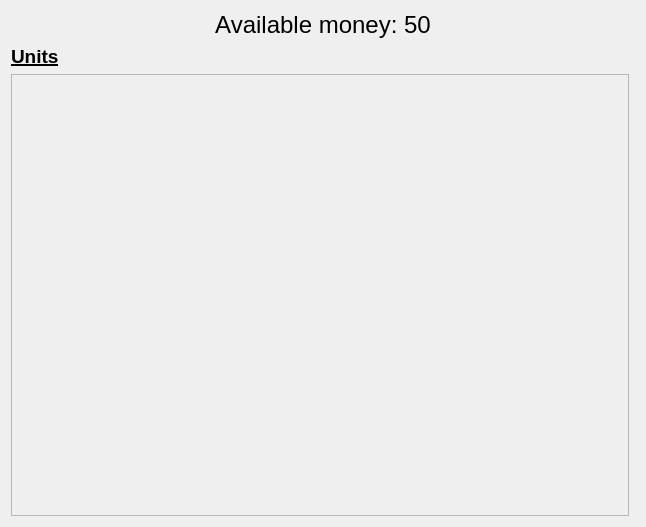
Before: the Qt Designer form OrodaelTurrim/res/ui/gameControlWidget.ui in Wilson194/OrodaelTurrim, drawn with Qt 5.
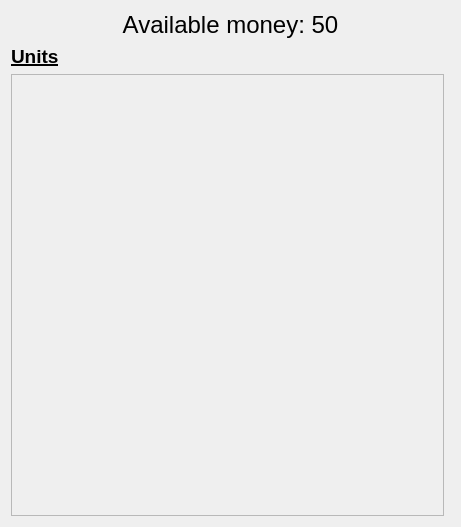
After: the same form once the commit is applied.

Commit message: Implement unit spawning

```diff
--- a/OrodaelTurrim/res/ui/gameControlWidget.ui
+++ b/OrodaelTurrim/res/ui/gameControlWidget.ui
@@ -6,7 +6,7 @@
    <rect>
     <x>0</x>
     <y>0</y>
-    <width>646</width>
+    <width>461</width>
     <height>527</height>
    </rect>
   </property>
@@ -45,16 +45,19 @@
     </widget>
    </item>
    <item row="2" column="0">
-    <widget class="QScrollArea" name="unitsArea">
+    <widget class="QScrollArea" name="QScrollArea">
+     <property name="sizeAdjustPolicy">
+      <enum>QAbstractScrollArea::AdjustIgnored</enum>
+     </property>
      <property name="widgetResizable">
       <bool>true</bool>
      </property>
-     <widget class="QWidget" name="scrollAreaWidgetContents">
+     <widget class="QWidget" name="unitsArea">
       <property name="geometry">
        <rect>
         <x>0</x>
         <y>0</y>
-        <width>620</width>
+        <width>435</width>
         <height>443</height>
        </rect>
       </property>
```
The commit also changes 7 other files.
